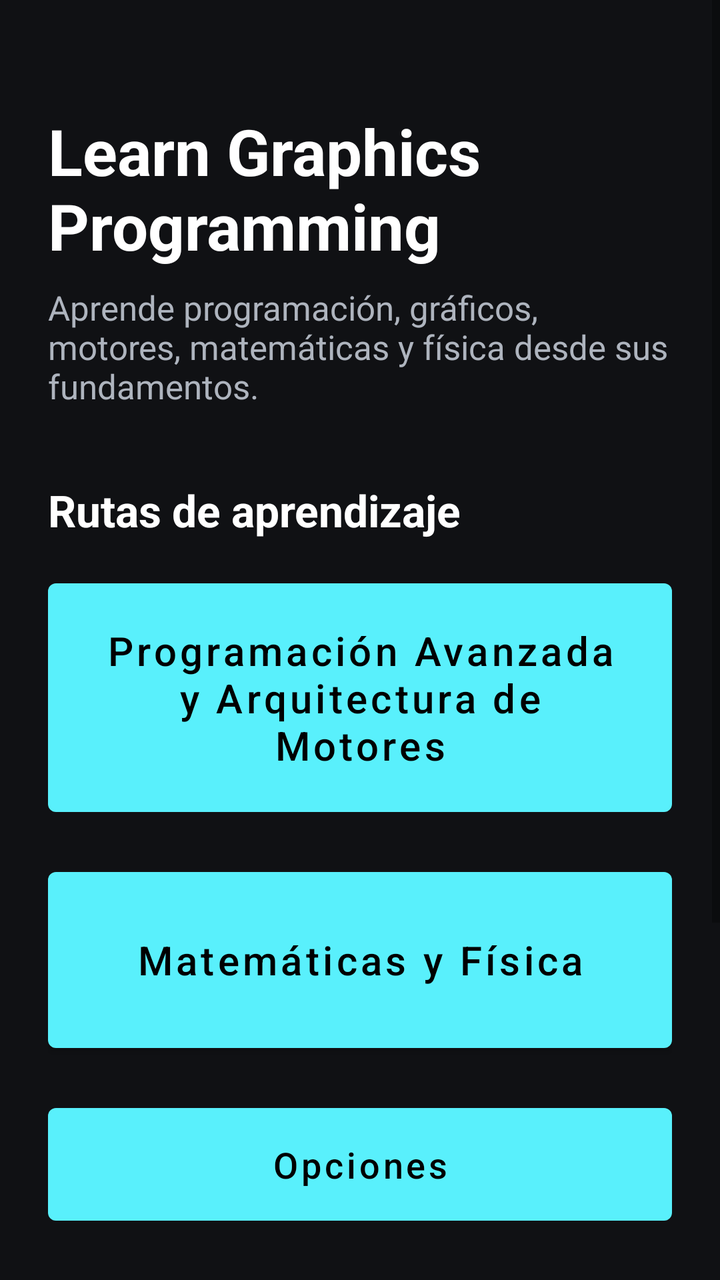
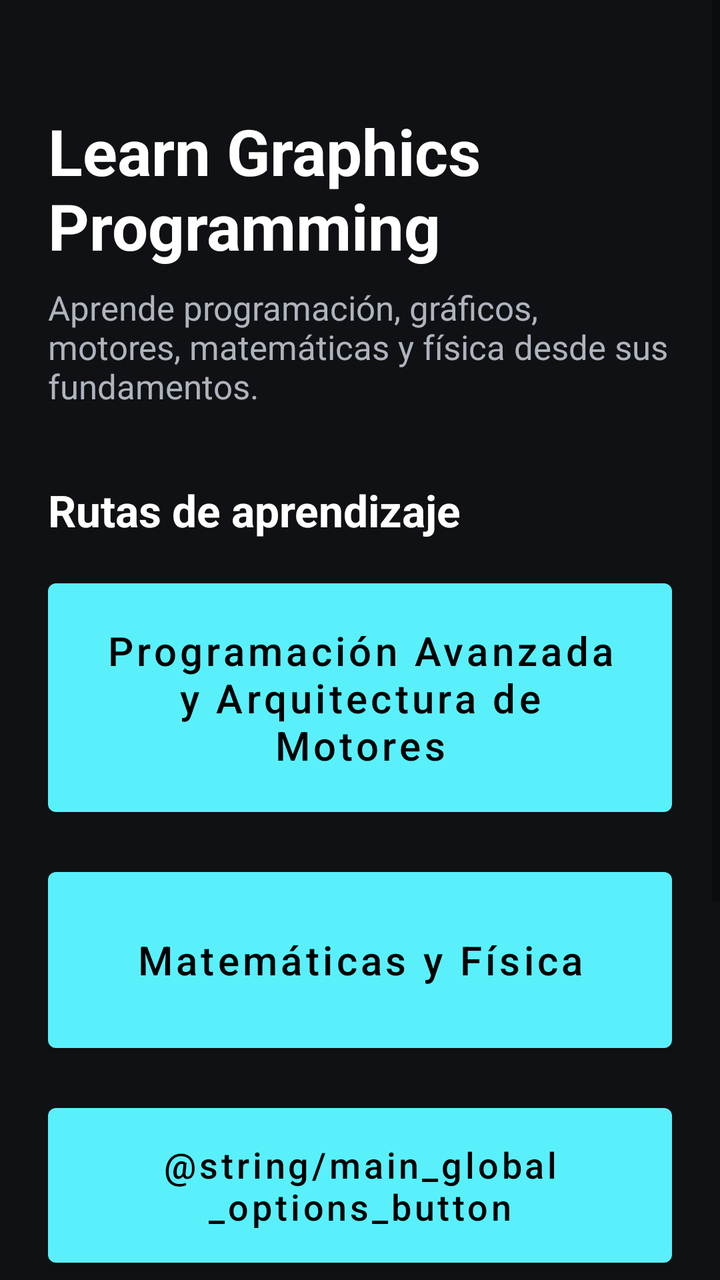

An Android layout rendered at two revisions. The XML below is the earlier revision; the diff shows what the commit changed to produce the second picture.
<!-- AndroidManifest.xml: application theme Theme.LearnGraphicsProgramming -->
<!-- res/layout/activity_main.xml -->
<?xml version="1.0" encoding="utf-8"?>
<ScrollView xmlns:android="http://schemas.android.com/apk/res/android"
    android:layout_width="match_parent"
    android:layout_height="match_parent"
    android:background="#101114"
    android:fillViewport="true">

    <LinearLayout
        android:layout_width="match_parent"
        android:layout_height="wrap_content"
        android:orientation="vertical"
        android:padding="24dp">

        <TextView
            android:layout_width="match_parent"
            android:layout_height="wrap_content"
            android:text="@string/app_name"
            android:textColor="#FFFFFF"
            android:textSize="32sp"
            android:textStyle="bold"
            android:layout_marginTop="30dp" />

        <TextView
            android:layout_width="match_parent"
            android:layout_height="wrap_content"
            android:text="@string/home_subtitle"
            android:textColor="#AEB4BE"
            android:textSize="17sp"
            android:layout_marginTop="8dp"
            android:layout_marginBottom="36dp" />

        <TextView
            android:layout_width="match_parent"
            android:layout_height="wrap_content"
            android:text="@string/learning_paths"
            android:textColor="#FFFFFF"
            android:textSize="22sp"
            android:textStyle="bold"
            android:layout_marginBottom="16dp" />

        <Button
            android:id="@+id/buttonProgramming"
            android:layout_width="match_parent"
            android:layout_height="wrap_content"
            android:minHeight="100dp"
            android:paddingStart="20dp"
            android:paddingTop="20dp"
            android:paddingEnd="20dp"
            android:paddingBottom="20dp"
            android:text="@string/programming"
            android:textAllCaps="false"
            android:textSize="20sp"
            android:maxLines="4"
            android:gravity="center"
            android:layout_marginBottom="18dp" />

        <Button
            android:id="@+id/buttonMathPhysics"
            android:layout_width="match_parent"
            android:layout_height="wrap_content"
            android:minHeight="100dp"
            android:paddingStart="20dp"
            android:paddingTop="20dp"
            android:paddingEnd="20dp"
            android:paddingBottom="20dp"
            android:text="@string/math_physics"
            android:textAllCaps="false"
            android:textSize="20sp"
            android:maxLines="3"
            android:gravity="center" />

        <Button
            android:id="@+id/buttonOptions"
            android:layout_width="match_parent"
            android:layout_height="wrap_content"
            android:layout_marginTop="18dp"
            android:minHeight="64dp"
            android:paddingStart="20dp"
            android:paddingTop="16dp"
            android:paddingEnd="20dp"
            android:paddingBottom="16dp"
            android:text="@string/nav_options"
            android:textAllCaps="false"
            android:textSize="18sp"
            android:gravity="center" />

        <Button
            android:id="@+id/buttonCalculator"
            android:layout_width="match_parent"
            android:layout_height="wrap_content"
            android:layout_marginTop="18dp"
            android:minHeight="64dp"
            android:text="@string/calculator_open"
            android:textAllCaps="false"
            android:textSize="18sp" />

        <Button
            android:id="@+id/buttonGraphicsDemo"
            android:layout_width="match_parent"
            android:layout_height="wrap_content"
            android:layout_marginTop="18dp"
            android:minHeight="64dp"
            android:text="@string/main_graphics_demo_button"
            android:textAllCaps="false"
            android:textSize="18sp" />

        <Button
            android:id="@+id/buttonCppPrototype"
            android:layout_width="match_parent"
            android:layout_height="wrap_content"
            android:layout_marginTop="18dp"
            android:minHeight="64dp"
            android:text="@string/cpp_runtime_open"
            android:textAllCaps="false"
            android:textSize="18sp" />

    </LinearLayout>

</ScrollView>
<!-- resources referenced by this layout -->
<resources>
  <string name="app_name">Learn Graphics Programming</string>
  <string name="calculator_open">Abrir calculadora científica</string>
  <string name="cpp_runtime_open">Abrir prototipo C++</string>
  <string name="home_subtitle">
          Aprende programación, gráficos, motores, matemáticas y física desde sus fundamentos.
      </string>
  <string name="learning_paths">Rutas de aprendizaje</string>
  <string name="main_graphics_demo_button">Motor gráfico · Vulkan / OpenGL ES</string>
  <string name="math_physics">Matemáticas y Física</string>
  <string name="nav_options">Opciones</string>
  <string name="programming">Programación Avanzada y Arquitectura de Motores</string>
  <style name="Theme.LearnGraphicsProgramming" parent="Theme.MaterialComponents.DayNight.DarkActionBar">
          
          <item name="colorPrimary">@color/purple_500</item>
          <item name="colorPrimaryVariant">@color/purple_700</item>
          <item name="colorOnPrimary">@color/black</item>
          
          <item name="colorSecondary">@color/teal_200</item>
          <item name="colorSecondaryVariant">@color/teal_700</item>
          <item name="colorOnSecondary">@color/black</item>
          
          <item name="android:statusBarColor">?attr/colorPrimaryVariant</item>
          
          <item name="windowActionBar">false</item>
          <item name="windowNoTitle">true</item>
      </style>
  <color name="purple_500">#FF59F0FC</color>
  <color name="purple_700">#FF31848B</color>
  <color name="black">#FF000000</color>
  <color name="teal_200">#FF03DAC5</color>
  <color name="teal_700">#FF018786</color>
</resources>

<!-- the commit's change to res/layout/activity_main.xml (unified diff, before → after) -->
@@ -79,7 +79,8 @@
             android:paddingTop="16dp"
             android:paddingEnd="20dp"
             android:paddingBottom="16dp"
-            android:text="@string/nav_options"
+            android:text="@string/main_global_options_button"
+            android:contentDescription="@string/main_global_options_button"
             android:textAllCaps="false"
             android:textSize="18sp"
             android:gravity="center" />
<!-- resource entries referenced after the edit -->
@@ -9,7 +9,6 @@
   <string name="learning_paths">Rutas de aprendizaje</string>
   <string name="main_graphics_demo_button">Motor gráfico · Vulkan / OpenGL ES</string>
   <string name="math_physics">Matemáticas y Física</string>
-  <string name="nav_options">Opciones</string>
   <string name="programming">Programación Avanzada y Arquitectura de Motores</string>
   <style name="Theme.LearnGraphicsProgramming" parent="Theme.MaterialComponents.DayNight.DarkActionBar">
           
